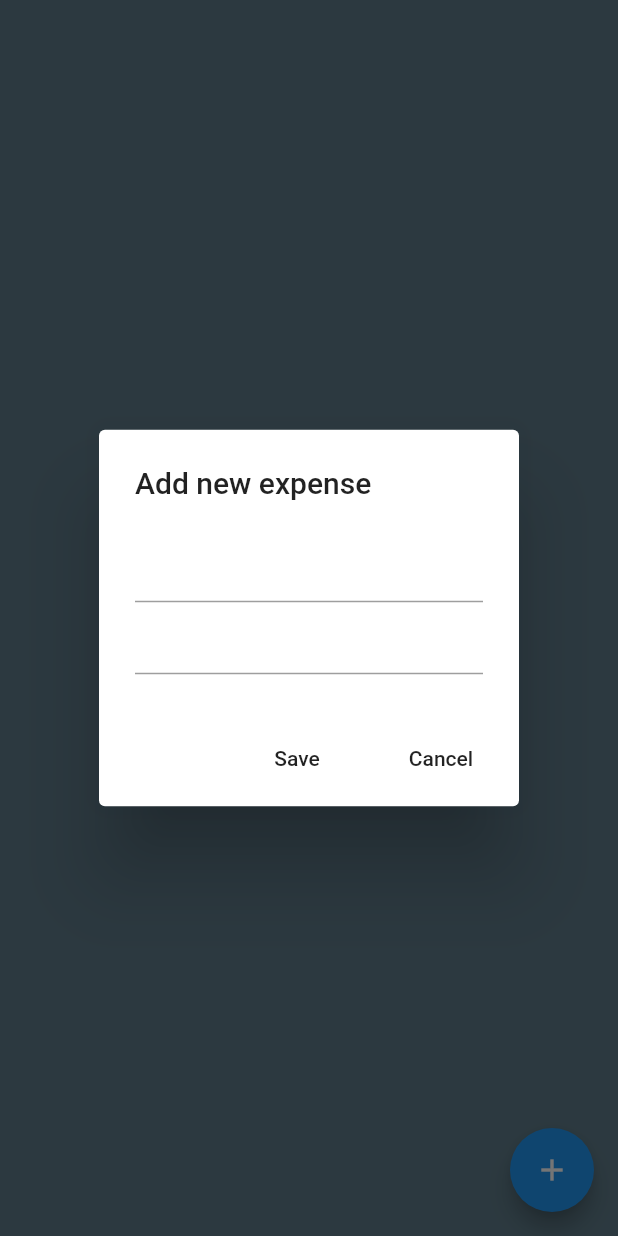
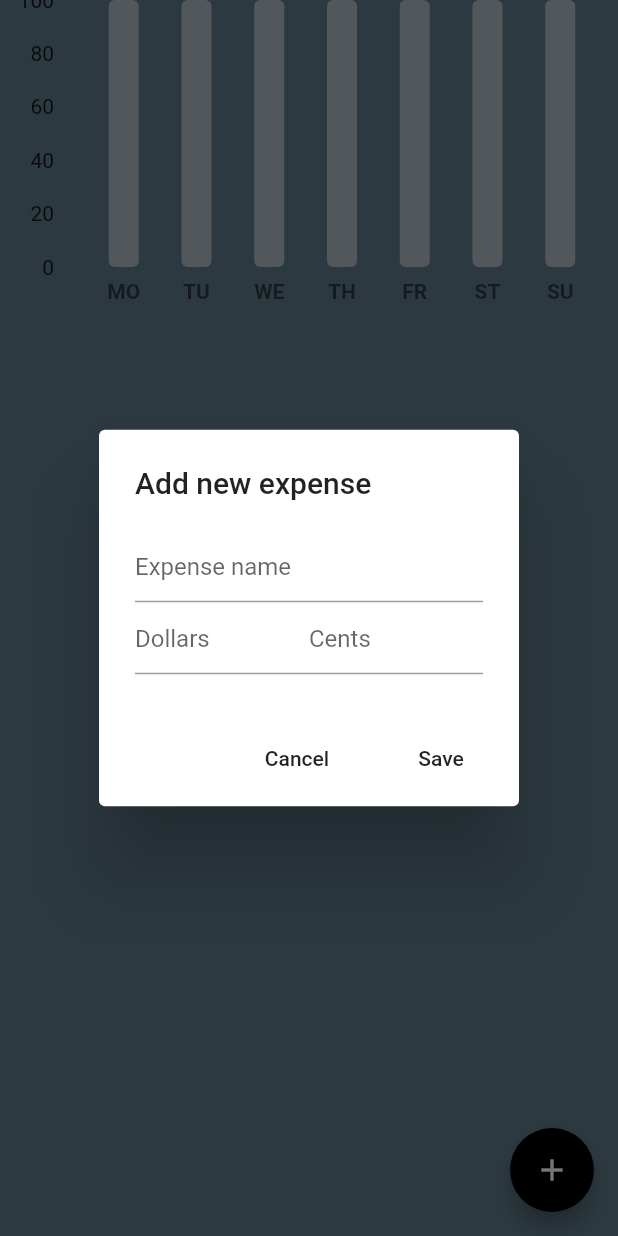
Before and after one commit to omerogut/graph_days, a Flutter app: the screen it shows after launch, after a tap on the "add" icon, on a phone screen of 412 x 824 dp. Run offline on Flutter 3.47's test engine with Material 2 defaults, Android fonts, the phone set to English and light mode, and no system bars; drawn by our look-alikes of fl_chart.

Commit message:
added to days

```diff
--- /dev/null
+++ b/lib/bar_graph/bar_data.dart
@@ -0,0 +1,39 @@
+import 'individual_bar.dart';
+
+class BarData{
+  final double monAmount;
+  final double tueAmount;
+  final double wedAmount;
+  final double thuAmount;
+  final double friAmount;
+  final double satAmount;
+  final double sunAmount;
+  //final double benAmount;
+
+  BarData({
+    required this.monAmount,
+    required this.tueAmount,
+    required this.wedAmount,
+    required this.thuAmount,
+    required this.friAmount,
+    required this.satAmount,
+    required this.sunAmount,
+    //required this.benAmount,
+  });
+
+  List<IndividualBar> barData=[];
+
+  void initializeBarData(){
+    barData = [
+      IndividualBar(x: 0, y: monAmount),
+      IndividualBar(x: 1, y: tueAmount),
+      IndividualBar(x: 2, y: wedAmount),
+      IndividualBar(x: 3, y: thuAmount),
+      IndividualBar(x: 4, y: friAmount),
+      IndividualBar(x: 5, y: satAmount),
+      IndividualBar(x: 6, y: sunAmount),
+      //IndividualBar(x: 7, y: benAmount),
+    ];
+  }
+
+}
--- /dev/null
+++ b/lib/bar_graph/bar_graph.dart
@@ -0,0 +1,111 @@
+import 'package:flutter/material.dart';
+import 'package:fl_chart/fl_chart.dart';
+import 'package:graph_days/bar_graph/bar_data.dart';
+
+class MyBarGraph extends StatelessWidget {
+  final double? maxY;
+  final double monAmount;
+  final double tueAmount;
+  final double wedAmount;
+  final double thiAmount;
+  final double friAmount;
+  final double satAmount;
+  final double sunAmount;
+
+  const MyBarGraph({
+    super.key,
+    required this.maxY,
+    required this.monAmount,
+    required this.tueAmount,
+    required this.wedAmount,
+    required this.thiAmount,
+    required this.friAmount,
+    required this.satAmount,
+    required this.sunAmount,
+  });
+
+  @override
+  Widget build(BuildContext context) {
+    //initialize the bar data
+    BarData myBarData = BarData(
+        monAmount: monAmount,
+        tueAmount: tueAmount,
+        wedAmount: wedAmount,
+        thuAmount: thiAmount,
+        friAmount: friAmount,
+        satAmount: satAmount,
+        sunAmount: sunAmount);
+    myBarData.initializeBarData();
+
+    return BarChart(BarChartData(
+        maxY: maxY,
+        minY: 0,
+        titlesData: FlTitlesData(show: true,
+        topTitles: AxisTitles(sideTitles: SideTitles(showTitles: false)),
+        rightTitles: AxisTitles(sideTitles: SideTitles(showTitles: false)),
+        bottomTitles: AxisTitles(
+          sideTitles: SideTitles(
+            showTitles: true,
+            getTitlesWidget: getBottomTitles,
+          ),
+        ),
+        ),
+        gridData: FlGridData(show: false),
+        borderData: FlBorderData(show: false),
+        barGroups: myBarData.barData
+            .map((data) => BarChartGroupData(
+            x: data.x,
+            barRods: [
+              BarChartRodData(
+                toY: data.y,
+                color: Colors.brown.shade200,
+                width: 20,
+                borderRadius: BorderRadius.circular(4),
+                backDrawRodData: BackgroundBarChartRodData(
+                  show: true,
+                  toY: maxY,
+                  color: Colors.blueGrey[200],
+                )
+              ),
+            ],
+        ))
+            .toList(),
+    ));
+  }
+}
+
+Widget getBottomTitles(double value, TitleMeta meta){
+  const style = TextStyle(
+    color: Colors.black54,
+    fontWeight: FontWeight.bold,
+    fontSize: 14,
+  );
+  Widget text;
+  switch(value.toInt()){
+    case 0:
+      text = const Text('MO', style:style);
+      break;
+    case 1:
+      text = const Text('TU', style:style);
+      break;
+    case 2:
+      text = const Text('WE', style:style);
+      break;
+    case 3:
+      text = const Text('TH', style:style);
+      break;
+    case 4:
+      text = const Text('FR', style:style);
+      break;
+    case 5:
+      text = const Text('ST', style:style);
+      break;
+    case 6:
+      text = const Text('SU', style:style);
+      break;
+    default:
+      text = const Text('', style:style);
+  break;
+  }
+  return SideTitleWidget(child: text, axisSide: meta.axisSide,);
+}
--- /dev/null
+++ b/lib/bar_graph/individual_bar.dart
@@ -0,0 +1,11 @@
+class IndividualBar{
+  final int x;
+  final double y;
+
+  IndividualBar({
+    required this.x,
+    required this.y,
+  }
+  );
+
+}
--- /dev/null
+++ b/lib/components/expense_sumary.dart
@@ -0,0 +1,41 @@
+import 'package:flutter/material.dart';
+import 'package:graph_days/bar_graph/bar_graph.dart';
+import 'package:graph_days/data/expense_data.dart';
+import 'package:graph_days/datetime/date_time_helper.dart';
+import 'package:provider/provider.dart';
+
+class ExpenseSumary extends StatelessWidget {
+  final DateTime startOfWeek;
+
+  const ExpenseSumary({
+    super.key,
+    required this.startOfWeek,
+  });
+
+  @override
+  Widget build(BuildContext context) {
+    //get yyyymmdd for each of this week
+    String monday = convertDateTimeToString(startOfWeek.add(Duration(days: 0)));
+    String tuesday = convertDateTimeToString(startOfWeek.add(Duration(days: 1)));
+    String wednesday = convertDateTimeToString(startOfWeek.add(Duration(days: 2)));
+    String thursday = convertDateTimeToString(startOfWeek.add(Duration(days: 3)));
+    String friday = convertDateTimeToString(startOfWeek.add(Duration(days: 4)));
+    String saturday = convertDateTimeToString(startOfWeek.add(Duration(days: 5)));
+    String sunday = convertDateTimeToString(startOfWeek.add(Duration(days: 6)));
+
+    return Consumer<ExpensesData>(
+        builder: (context, value, child) => SizedBox(
+              height: 200,
+              child: MyBarGraph(
+                maxY: 100,
+                monAmount: value.calculateDailyExpenseSumary()[monday] ?? 0,
+                tueAmount: value.calculateDailyExpenseSumary()[tuesday] ?? 0,
+                wedAmount: value.calculateDailyExpenseSumary()[wednesday] ?? 0,
+                thiAmount: value.calculateDailyExpenseSumary()[thursday] ?? 0,
+                friAmount: value.calculateDailyExpenseSumary()[friday] ?? 0,
+                satAmount: value.calculateDailyExpenseSumary()[saturday] ?? 0,
+                sunAmount: value.calculateDailyExpenseSumary()[sunday] ?? 0,
+              ),
+            ));
+  }
+}
--- a/lib/pages/home_page.dart
+++ b/lib/pages/home_page.dart
@@ -1,4 +1,5 @@
 import 'package:flutter/material.dart';
+import 'package:graph_days/components/expense_sumary.dart';
 import 'package:graph_days/components/expense_tile.dart';
 import 'package:graph_days/data/expense_data.dart';
 import 'package:graph_days/models/expense_item.dart';
@@ -14,7 +15,8 @@ class HomePage extends StatefulWidget {
 class _HomePageState extends State<HomePage> {
   //text controllers
   final newExpenseNameController = TextEditingController();
-  final newExpenseAmountController = TextEditingController();
+  final newExpenseDollarController = TextEditingController();
+  final newExpenseCentsController = TextEditingController();
 
   void addNewExpense() {
     showDialog(
@@ -28,23 +30,47 @@ class _HomePageState extends State<HomePage> {
                 //expense name
                 TextField(
                   controller: newExpenseNameController,
+                  decoration: const InputDecoration(
+                    hintText: "Expense name",
+                  ),
                 ),
                 //expense amount
-                TextField(
-                  controller: newExpenseAmountController,
+                Row(children: [
+                  //dollars
+                  Expanded(
+                    child: TextField(
+                      controller: newExpenseDollarController,
+                      keyboardType: TextInputType.number,
+                      decoration: const InputDecoration(
+                        hintText: "Dollars",
+                      ),
+                    ),
+                  ),
+
+                  //cents
+                  Expanded(
+                    child: TextField(
+                      controller: newExpenseCentsController,
+                      keyboardType: TextInputType.number,
+                      decoration: const InputDecoration(
+                        hintText: "Cents",
+                      ),
+                    ),
+                  ),
+                ],
                 ),
               ],
             ),
             actions: [
               //save buttons
               MaterialButton(
-                onPressed: save,
-                child: Text('Save'),
+                onPressed: cancel,
+                child: Text('Cancel'),
               ),
               //cancel button
               MaterialButton(
-                onPressed: cancel,
-                child: Text('Cancel'),
+                onPressed: save,
+                child: Text('Save'),
               )
             ],
           ),
@@ -52,9 +78,14 @@ class _HomePageState extends State<HomePage> {
   }
 
   void save() {
+    //putting dolars and cents in the amount
+    String amount= '${newExpenseDollarController.text}.${newExpenseCentsController.text}';
+
+
     //create expense item
-    ExpenseItem newExpense = ExpenseItem(name: newExpenseNameController.text,
-      amount: newExpenseAmountController.text,
+    ExpenseItem newExpense = ExpenseItem(
+      name: newExpenseNameController.text,
+      amount: amount,
       dateTime: DateTime.now(),
     );
     //add the new expense
@@ -71,7 +102,8 @@ class _HomePageState extends State<HomePage> {
 //clear controllers
   void clear() {
     newExpenseNameController.clear();
-    newExpenseAmountController.clear();
+    newExpenseDollarController.clear();
+    newExpenseCentsController.clear();
   }
 
 
@@ -83,9 +115,15 @@ class _HomePageState extends State<HomePage> {
             backgroundColor: Colors.blueGrey,
             floatingActionButton: FloatingActionButton(
               onPressed: addNewExpense,
-              child: Icon(Icons.add),
+              backgroundColor: Colors.black,
+              child: const Icon(Icons.add),
             ),
             body: ListView(children:[
+              //weekly sumary
+              ExpenseSumary(startOfWeek: value.startOfWeekDate()),
+
+              const SizedBox(height: 20,),
+
             ListView.builder(
               shrinkWrap: true,
               physics: const NeverScrollableScrollPhysics(),
--- a/pubspec.yaml
+++ b/pubspec.yaml
@@ -36,6 +36,8 @@ dependencies:
   # Use with the CupertinoIcons class for iOS style icons.
   cupertino_icons: ^1.0.2
   provider:
+  fl_chart: ^0.63.0
+
 dev_dependencies:
   flutter_test:
     sdk: flutter
```
Also changed, not shown: pubspec.lock.
